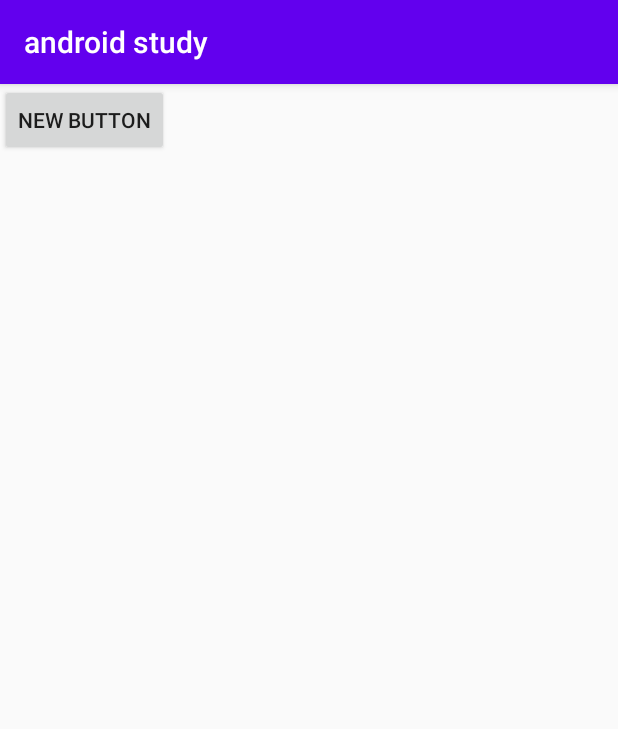
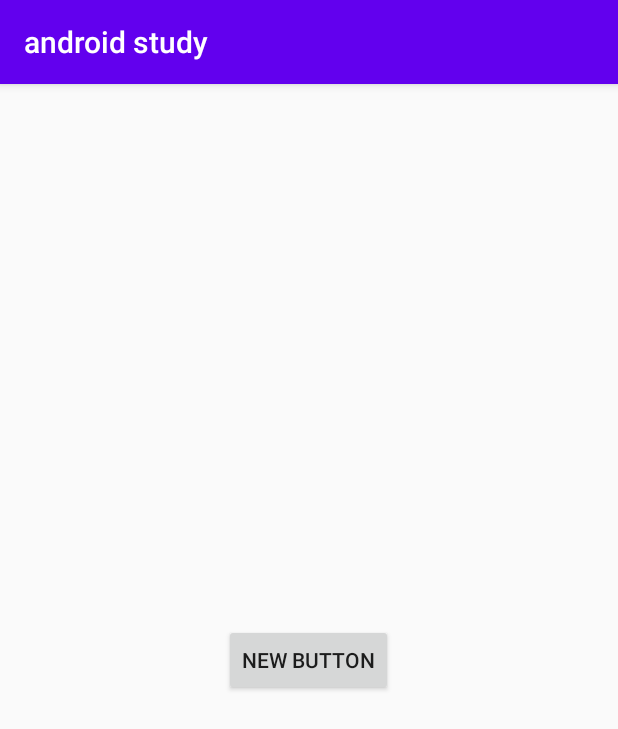
Before and after one commit to materokatti/simple-android-project, an Android app: the screen it shows after launch (MainActivity), on a phone screen of 412 x 824 dp. Shown: the top 729 px of the screen. Run offline under Robolectric (Android 15) with nearby library versions, the phone set to English and light mode, and no system bars.

Commit message:
FIX : button align centered

```diff
--- a/app/src/main/res/layout/activity_main.xml
+++ b/app/src/main/res/layout/activity_main.xml
@@ -5,13 +5,13 @@
     android:layout_width="match_parent"
     android:layout_height="match_parent"
     android:orientation="vertical"
-    android:layout_gravity="center"
+    android:gravity="center"
     tools:context=".MainActivity">
 
     <Button
+        android:id="@+id/button"
         android:layout_width="wrap_content"
         android:layout_height="wrap_content"
-        android:text="New Button"
-        android:id="@+id/button" />
+        android:text="New Button" />
 
 </LinearLayout>
```
